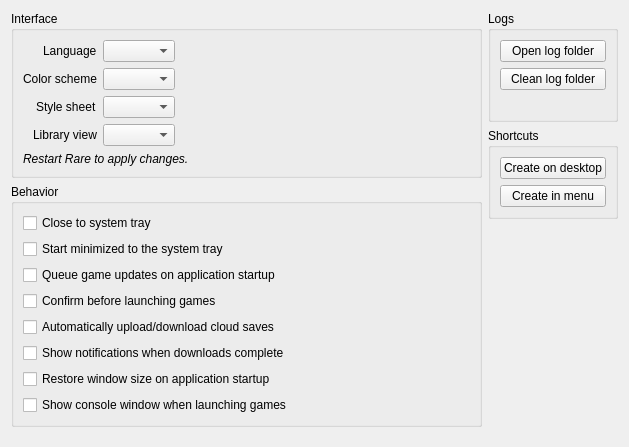
Before: the Qt Designer form rare/ui/components/tabs/settings/rare.ui in RareDevs/Rare, drawn with Qt 5.
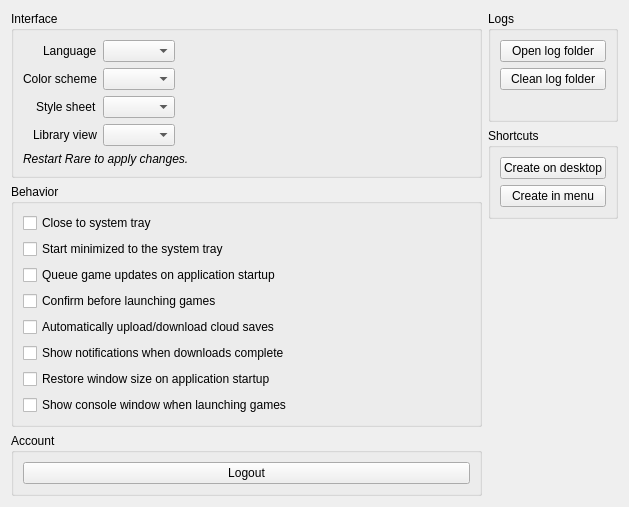
After: the same form once the commit is applied.

Commit message: feat: Add logout functionality to settings

The edit to the form file:
```diff
--- a/rare/ui/components/tabs/settings/rare.ui
+++ b/rare/ui/components/tabs/settings/rare.ui
@@ -170,6 +170,22 @@
        </layout>
       </widget>
      </item>
+     <item>
+      <widget class="QGroupBox" name="account_group">
+       <property name="title">
+        <string>Account</string>
+       </property>
+       <layout class="QVBoxLayout" name="account_layout">
+        <item>
+         <widget class="QPushButton" name="logout_button">
+          <property name="text">
+           <string>Logout</string>
+          </property>
+         </widget>
+        </item>
+       </layout>
+      </widget>
+     </item>
      <item>
       <spacer name="left_vspacer">
        <property name="orientation">
```
The commit also changes 8 other files.
